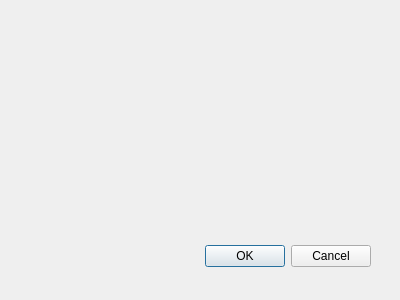
This is extension_alexis_dialog_base.ui in alexisnataf/ExtQgis as Qt 5 draws it before an edit. The edited form follows.
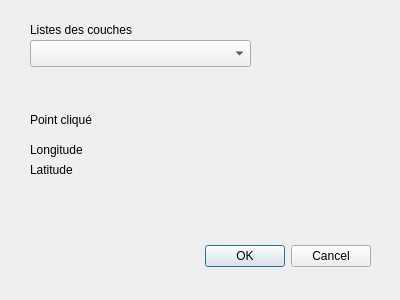
This is the edited form.

Diff of the .ui file:
```diff
--- a/extension_alexis_dialog_base.ui
+++ b/extension_alexis_dialog_base.ui
@@ -28,6 +28,68 @@
     <set>QDialogButtonBox::Cancel|QDialogButtonBox::Ok</set>
    </property>
   </widget>
+  <widget class="QComboBox" name="listeDesLayers">
+   <property name="geometry">
+    <rect>
+     <x>30</x>
+     <y>40</y>
+     <width>221</width>
+     <height>27</height>
+    </rect>
+   </property>
+  </widget>
+  <widget class="QLabel" name="label">
+   <property name="geometry">
+    <rect>
+     <x>30</x>
+     <y>20</y>
+     <width>141</width>
+     <height>19</height>
+    </rect>
+   </property>
+   <property name="text">
+    <string>Listes des couches</string>
+   </property>
+  </widget>
+  <widget class="QLabel" name="label_2">
+   <property name="geometry">
+    <rect>
+     <x>30</x>
+     <y>110</y>
+     <width>81</width>
+     <height>19</height>
+    </rect>
+   </property>
+   <property name="text">
+    <string>Point cliqué</string>
+   </property>
+  </widget>
+  <widget class="QLabel" name="label_3">
+   <property name="geometry">
+    <rect>
+     <x>30</x>
+     <y>140</y>
+     <width>71</width>
+     <height>19</height>
+    </rect>
+   </property>
+   <property name="text">
+    <string>Longitude</string>
+   </property>
+  </widget>
+  <widget class="QLabel" name="label_4">
+   <property name="geometry">
+    <rect>
+     <x>30</x>
+     <y>160</y>
+     <width>66</width>
+     <height>19</height>
+    </rect>
+   </property>
+   <property name="text">
+    <string>Latitude</string>
+   </property>
+  </widget>
  </widget>
  <resources/>
  <connections>
```
Left out of the diff: 41 changed lines with no effect on the pictures.
